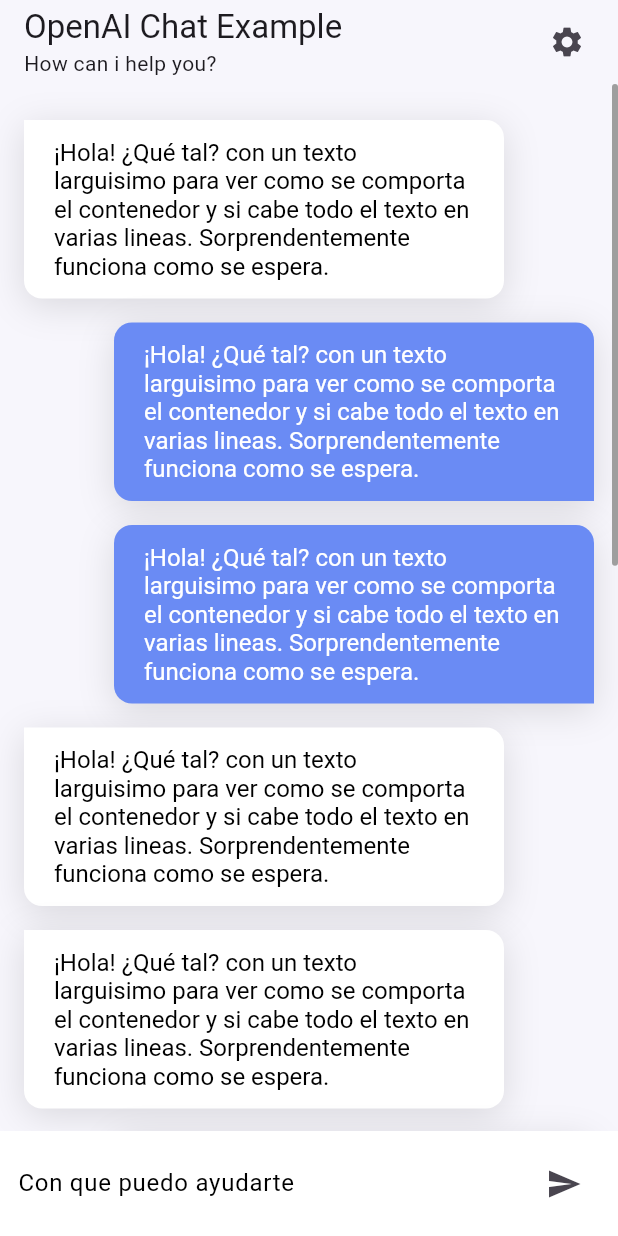
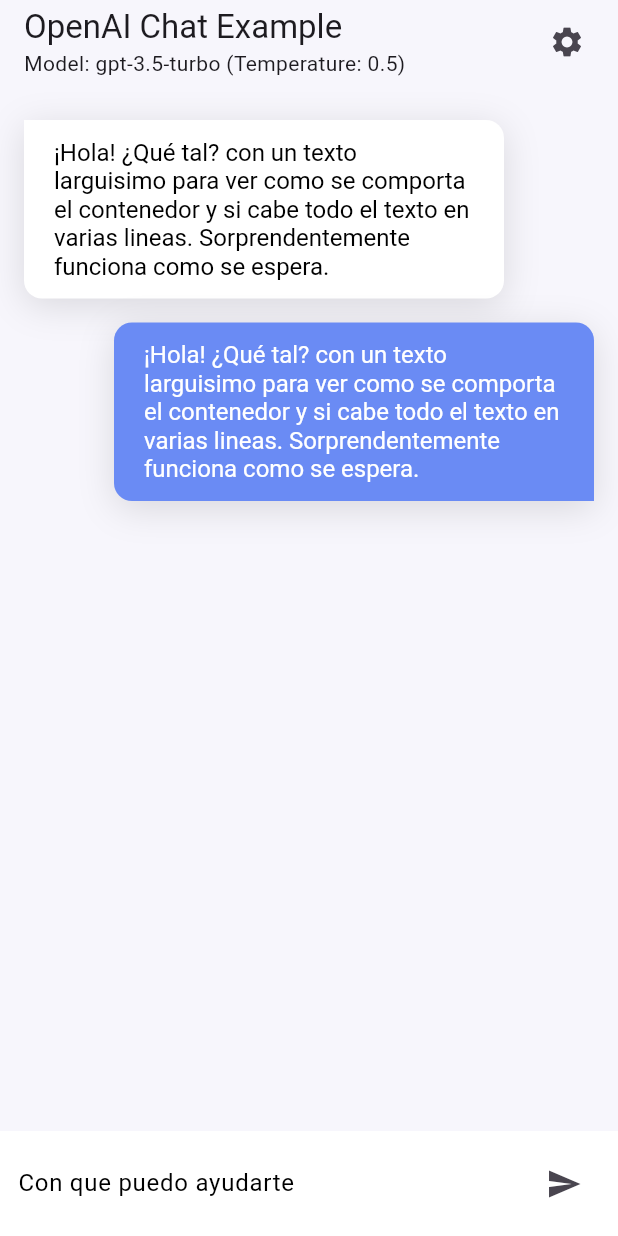
Before and after one commit to mpdevelopment39/flutter-openai-chat, a Flutter app: the screen it shows after launch, on a phone screen of 412 x 824 dp. Run offline on Flutter 3.47's test engine with Material 3 defaults, Android fonts, the phone set to English and light mode, and no system bars; our stand-ins replace device_preview, dio, flutter_dotenv, flutter_riverpod, freezed_annotation, get_it and 1 more; missing offline and left inert: wheel_slider.

Commit message:
feat: added provider to update model and temperature

```diff
--- a/lib/app/constants.dart
+++ b/lib/app/constants.dart
@@ -7,3 +7,8 @@ const String assetsFonts = 'assets/fonts';
 
 //* Environment vars
 final String openAIApiKey = dotenv.env['OPENAI_API_KEY'] ?? '';
+
+
+//* Api constants
+final List<double> temperatures = [0,0.1,0.2,0.3,0.4,0.5,0.6,0.7,0.8,0.9,1];
+final List<String> models = ['gpt-3.5-turbo','gpt-3.5-turbo-0125','gpt-3.5-turbo-instruct','gpt-3.5-turbo-1106'];
--- a/lib/main.dart
+++ b/lib/main.dart
@@ -5,6 +5,7 @@ import 'package:flutter_openai_chat/app/injector.dart';
 import 'package:flutter_openai_chat/app/theme.dart';
 import 'package:flutter_openai_chat/ui/pages/chat_page.dart';
 import 'package:device_preview/device_preview.dart';
+import 'package:flutter_riverpod/flutter_riverpod.dart';
 
 Future<void> main() async {
   //* Leemos las variables de entorno para poder hacer uso de ellas en todo el proyecto
@@ -20,7 +21,7 @@ Future<void> main() async {
   //* Utilizamos el paquete de device_preview para poder hacer pruebas de interfaz en cualquier dispositivo
   runApp(DevicePreview(
     enabled: false, //!kReleaseMode,
-    builder: (context) => const MyApp()),
+    builder: (context) => const ProviderScope(child:MyApp())),
   );
 }
 
--- a/lib/ui/pages/chat_page.dart
+++ b/lib/ui/pages/chat_page.dart
@@ -1,11 +1,20 @@
 import 'package:flutter/material.dart';
+import 'package:flutter_openai_chat/app/constants.dart';
 import 'package:flutter_openai_chat/app/injector.dart';
+import 'package:flutter_openai_chat/ui/providers.dart';
 import 'package:flutter_openai_chat/ui/ui_utils.dart';
 import 'package:flutter_openai_chat/ui/widgets/message_widget.dart';
 import 'package:flutter_openai_chat/ui/widgets/modal_options.dart';
+import 'package:flutter_riverpod/flutter_riverpod.dart';
 
-class ChatPage extends StatelessWidget {
+class ChatPage extends ConsumerStatefulWidget {
   const ChatPage({super.key});
+
+@override
+  ConsumerState<ConsumerStatefulWidget> createState() => _ChatPageState();
+}
+
+class _ChatPageState extends ConsumerState<ChatPage> {
 
   @override
   Widget build(BuildContext context) {
@@ -18,7 +27,7 @@ class ChatPage extends StatelessWidget {
           mainAxisAlignment: MainAxisAlignment.start,
           children: [
             const Text('OpenAI Chat Example'),
-            Text('How can i help you?',style: Theme.of(context).textTheme.bodyMedium),
+            Text('Model: ${ref.watch(settingsProvider).model} (Temperature: ${ref.watch(settingsProvider).temperature})',style: Theme.of(context).textTheme.bodyMedium),
           ],
         ),
         actions: [
@@ -33,8 +42,9 @@ class ChatPage extends StatelessWidget {
                       Navigator.pop(context);
                       injector<UiUtils>().showWheelOptions(context,
                         "Select model",
-                        ['GPT 3.5','GPT 4 TURBO','Dall-e'],
+                        models,
                         (selectedIndex) async {
+                          ref.watch(settingsProvider.notifier).updateModel(models[selectedIndex]);
                           Navigator.pop(context);
                         }
                       );
@@ -44,8 +54,9 @@ class ChatPage extends StatelessWidget {
                       Navigator.pop(context);
                       injector<UiUtils>().showWheelOptions(context,
                         "Select temperature",
-                        [0,0.1,0.2,0.3,0.4,0.5,0.6,0.7,0.8,0.9,1],
+                        temperatures,
                         (selectedIndex) async {
+                          ref.watch(settingsProvider.notifier).updateTemperature(temperatures[selectedIndex]);
                           Navigator.pop(context);
                         }
                       );
@@ -69,42 +80,6 @@ class ChatPage extends StatelessWidget {
                 child: ListView(
                   padding: const EdgeInsets.all(16.0),
                   children: const [
-                    MessageWidget(
-                      text: '¡Hola! ¿Qué tal? con un texto larguisimo para ver como se comporta el contenedor y si cabe todo el texto en varias lineas. Sorprendentemente funciona como se espera.',
-                      userType: UserType.bot,
-                    ),
-                    MessageWidget(
-                      text: '¡Hola! ¿Qué tal? con un texto larguisimo para ver como se comporta el contenedor y si cabe todo el texto en varias lineas. Sorprendentemente funciona como se espera.',
-                      userType: UserType.user,
-                    ),
-                    MessageWidget(
-                      text: '¡Hola! ¿Qué tal? con un texto larguisimo para ver como se comporta el contenedor y si cabe todo el texto en varias lineas. Sorprendentemente funciona como se espera.',
-                      userType: UserType.user,
-                    ),
-                    MessageWidget(
-                      text: '¡Hola! ¿Qué tal? con un texto larguisimo para ver como se comporta el contenedor y si cabe todo el texto en varias lineas. Sorprendentemente funciona como se espera.',
-                      userType: UserType.bot,
-                    ),
-                    MessageWidget(
-                      text: '¡Hola! ¿Qué tal? con un texto larguisimo para ver como se comporta el contenedor y si cabe todo el texto en varias lineas. Sorprendentemente funciona como se espera.',
-                      userType: UserType.bot,
-                    ),
-                    MessageWidget(
-                      text: '¡Hola! ¿Qué tal? con un texto larguisimo para ver como se comporta el contenedor y si cabe todo el texto en varias lineas. Sorprendentemente funciona como se espera.',
-                      userType: UserType.user,
-                    ),
-                    MessageWidget(
-                      text: '¡Hola! ¿Qué tal? con un texto larguisimo para ver como se comporta el contenedor y si cabe todo el texto en varias lineas. Sorprendentemente funciona como se espera.',
-                      userType: UserType.user,
-                    ),
-                    MessageWidget(
-                      text: '¡Hola! ¿Qué tal? con un texto larguisimo para ver como se comporta el contenedor y si cabe todo el texto en varias lineas. Sorprendentemente funciona como se espera.',
-                      userType: UserType.bot,
-                    ),
-                    MessageWidget(
-                      text: '¡Hola! ¿Qué tal? con un texto larguisimo para ver como se comporta el contenedor y si cabe todo el texto en varias lineas. Sorprendentemente funciona como se espera.',
-                      userType: UserType.user,
-                    ),
                     MessageWidget(
                       text: '¡Hola! ¿Qué tal? con un texto larguisimo para ver como se comporta el contenedor y si cabe todo el texto en varias lineas. Sorprendentemente funciona como se espera.',
                       userType: UserType.bot,
--- /dev/null
+++ b/lib/ui/providers.dart
@@ -0,0 +1,7 @@
+import 'package:flutter_riverpod/flutter_riverpod.dart';
+import 'notifiers/settings_notifier.dart';
+import 'states/settings_state.dart';
+
+final settingsProvider = StateNotifierProvider<SettingsNotifier, SettingsState>((ref) {
+  return SettingsNotifier(ref);
+});
--- /dev/null
+++ b/lib/ui/states/settings_state.dart
@@ -0,0 +1,11 @@
+import 'package:freezed_annotation/freezed_annotation.dart';
+
+part 'settings_state.freezed.dart';
+
+@freezed
+class SettingsState with _$SettingsState {
+  const factory SettingsState({
+    @Default('gpt-3.5-turbo') String model,
+    @Default(0.5) double temperature
+  }) = _SettingsState;
+}
```
Also changed, not shown: lib/ui/notifiers/settings_notifier.dart (added, +20 -0 lines), lib/ui/widgets/custom_wheeler.dart (+17 -3 lines), lib/ui/states/settings_state.freezed.dart (added).
